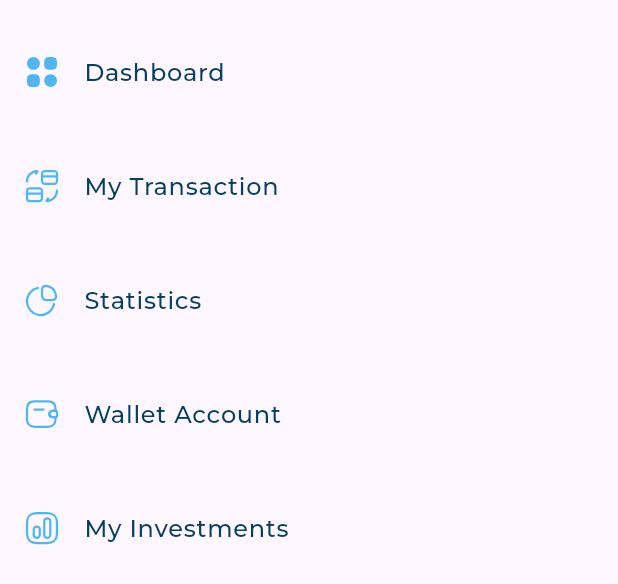
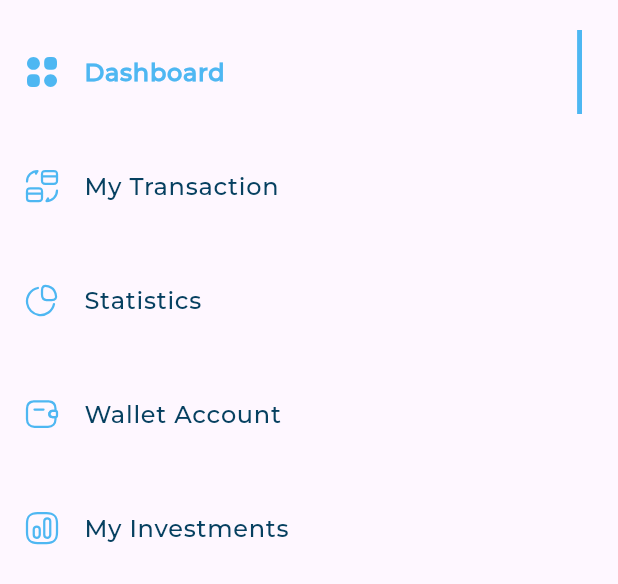
Before and after one commit to hashimsaffarini/Responsive_Admin_Dash_Board, a Flutter app: the DrawerItemsListView widget shown alone on an empty page, opened directly, on a phone screen of 412 x 824 dp. Shown: the top 584 px of the screen. Run offline on Flutter 3.47's test engine with Material 3 defaults, Android fonts, the phone set to English and light mode, and no system bars; our stand-ins replace flutter_svg; project files that could hold a hidden picture were left out.

Commit message:
feat: Refactor drawer item widgets and add active/inactive functionality

```diff
--- /dev/null
+++ b/lib/views/widgets/active_in_active_item.dart
@@ -0,0 +1,50 @@
+import 'package:flutter/material.dart';
+import 'package:flutter_svg/svg.dart';
+import 'package:resposnive_dash_board/models/drawer_item_modeld.dart';
+import 'package:resposnive_dash_board/utils/app_styles.dart';
+
+class InActiveDrawerItem extends StatelessWidget {
+  const InActiveDrawerItem({
+    super.key,
+    required this.model,
+  });
+
+  final DrawerItemModel model;
+
+  @override
+  Widget build(BuildContext context) {
+    return ListTile(
+      leading: SvgPicture.asset(model.image),
+      title: Text(
+        model.title,
+        style: AppStyles.styleMedium16,
+      ),
+    );
+  }
+}
+
+class ActiveDrawerItem extends StatelessWidget {
+  const ActiveDrawerItem({
+    super.key,
+    required this.model,
+  });
+
+  final DrawerItemModel model;
+
+  @override
+  Widget build(BuildContext context) {
+    return ListTile(
+      leading: SvgPicture.asset(model.image),
+      title: Text(
+        model.title,
+        style: AppStyles.styleBold16,
+      ),
+      trailing: Container(
+        width: 3.27,
+        decoration: const BoxDecoration(
+          color: Color(0xFF4EB7F2),
+        ),
+      ),
+    );
+  }
+}
--- a/lib/views/widgets/drawer_item.dart
+++ b/lib/views/widgets/drawer_item.dart
@@ -1,20 +1,19 @@
 import 'package:flutter/material.dart';
-import 'package:flutter_svg/flutter_svg.dart';
 import 'package:resposnive_dash_board/models/drawer_item_modeld.dart';
-import 'package:resposnive_dash_board/utils/app_styles.dart';
+import 'package:resposnive_dash_board/views/widgets/active_in_active_item.dart';
 
 class DrawerItem extends StatelessWidget {
-  const DrawerItem({super.key, required this.model});
+  const DrawerItem({
+    super.key,
+    required this.model,
+    this.isActive = false,
+  });
   final DrawerItemModel model;
-
+  final bool isActive;
   @override
   Widget build(BuildContext context) {
-    return ListTile(
-      leading: SvgPicture.asset(model.image),
-      title: Text(
-        model.title,
-        style: AppStyles.styleMedium16,
-      ),
-    );
+    return isActive
+        ? ActiveDrawerItem(model: model)
+        : InActiveDrawerItem(model: model);
   }
 }
--- a/lib/views/widgets/drawer_item_list_view.dart
+++ b/lib/views/widgets/drawer_item_list_view.dart
@@ -2,19 +2,25 @@ import 'package:flutter/material.dart';
 import 'package:resposnive_dash_board/models/drawer_item_modeld.dart';
 import 'package:resposnive_dash_board/utils/app_images.dart';
 import 'package:resposnive_dash_board/views/widgets/drawer_item.dart';
-class DrawerItemsListView extends StatelessWidget {
+
+class DrawerItemsListView extends StatefulWidget {
   const DrawerItemsListView({
     super.key,
   });
 
-  static List<DrawerItemModel> items = [
+  @override
+  State<DrawerItemsListView> createState() => _DrawerItemsListViewState();
+}
+
+class _DrawerItemsListViewState extends State<DrawerItemsListView> {
+  final List<DrawerItemModel> items = [
     DrawerItemModel(title: 'Dashboard', image: Assets.imagesDashboard),
     DrawerItemModel(title: 'My Transaction', image: Assets.imagesMyTransctions),
     DrawerItemModel(title: 'Statistics', image: Assets.imagesStatistics),
     DrawerItemModel(title: 'Wallet Account', image: Assets.imagesWalletAccount),
     DrawerItemModel(title: 'My Investments', image: Assets.imagesMyInvestments),
   ];
-
+  int activeIndex = 0;
   @override
   Widget build(BuildContext context) {
     return ListView.builder(
@@ -22,9 +28,21 @@ class DrawerItemsListView extends StatelessWidget {
       physics: const NeverScrollableScrollPhysics(),
       itemCount: items.length,
       itemBuilder: (context, index) {
-        return Padding(
-          padding: const EdgeInsets.only(top: 20),
-          child: DrawerItem(model: items[index]),
+        return GestureDetector(
+          onTap: () {
+            if (activeIndex != index) {
+              setState(() {
+                activeIndex = index;
+              });
+            }
+          },
+          child: Padding(
+            padding: const EdgeInsets.only(top: 20),
+            child: DrawerItem(
+              model: items[index],
+              isActive: activeIndex == index,
+            ),
+          ),
         );
       },
     );
```
